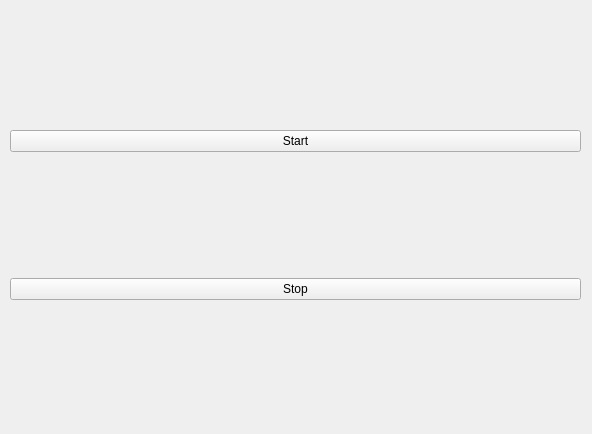
Qt form Gems/ScriptCanvas/Code/Editor/View/Windows/Tools/InterpreterWidget/InterpreterWidget.ui (o3de/o3de) before a commit.
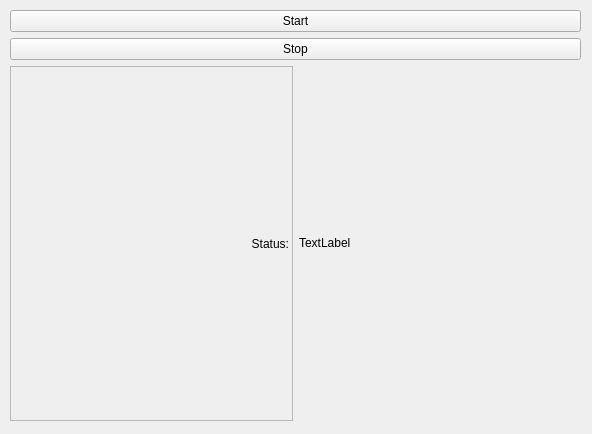
The same form after that commit.

The edit to the form file:
```diff
--- a/Gems/ScriptCanvas/Code/Editor/View/Windows/Tools/InterpreterWidget/InterpreterWidget.ui
+++ b/Gems/ScriptCanvas/Code/Editor/View/Windows/Tools/InterpreterWidget/InterpreterWidget.ui
@@ -37,6 +37,45 @@
       </property>
      </widget>
     </item>
+    <item>
+     <layout class="QHBoxLayout" name="horizontalLayout">
+      <item>
+       <widget class="QLabel" name="interpreterStatusLabel">
+        <property name="frameShape">
+         <enum>QFrame::StyledPanel</enum>
+        </property>
+        <property name="frameShadow">
+         <enum>QFrame::Raised</enum>
+        </property>
+        <property name="lineWidth">
+         <number>3</number>
+        </property>
+        <property name="text">
+         <string>Status:</string>
+        </property>
+        <property name="alignment">
+         <set>Qt::AlignRight|Qt::AlignTrailing|Qt::AlignVCenter</set>
+        </property>
+       </widget>
+      </item>
+      <item>
+       <widget class="QLabel" name="interpreterStatus">
+        <property name="layoutDirection">
+         <enum>Qt::LeftToRight</enum>
+        </property>
+        <property name="text">
+         <string>TextLabel</string>
+        </property>
+        <property name="textFormat">
+         <enum>Qt::RichText</enum>
+        </property>
+        <property name="alignment">
+         <set>Qt::AlignLeading|Qt::AlignLeft|Qt::AlignVCenter</set>
+        </property>
+       </widget>
+      </item>
+     </layout>
+    </item>
    </layout>
   </widget>
  </widget>
```
